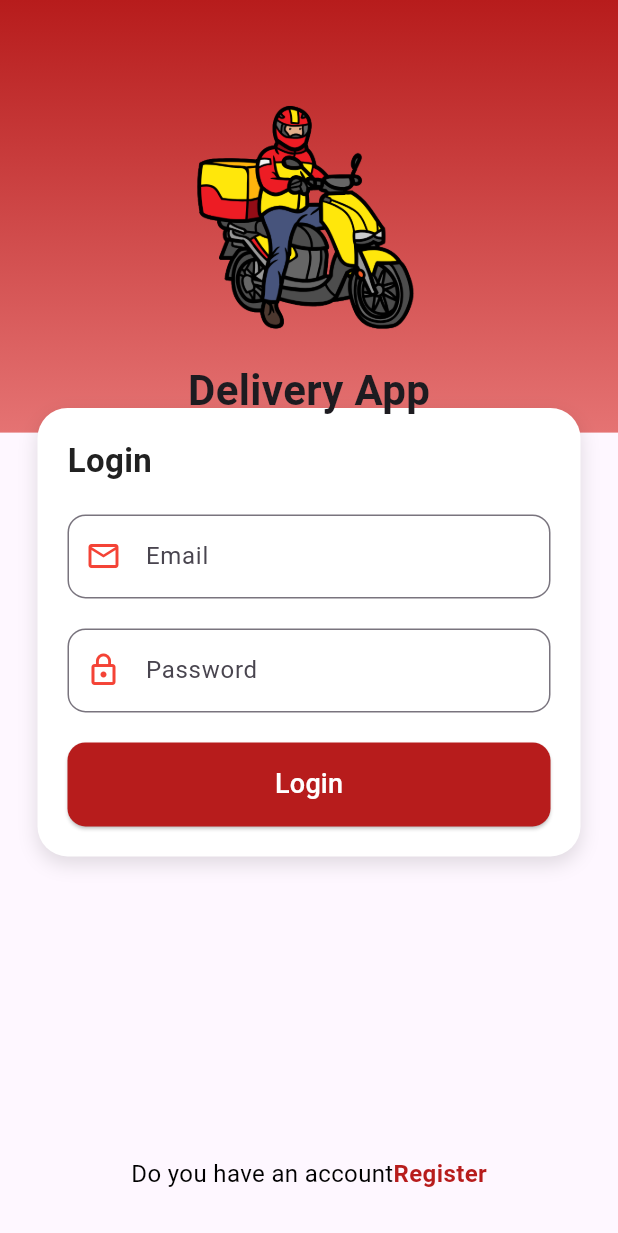
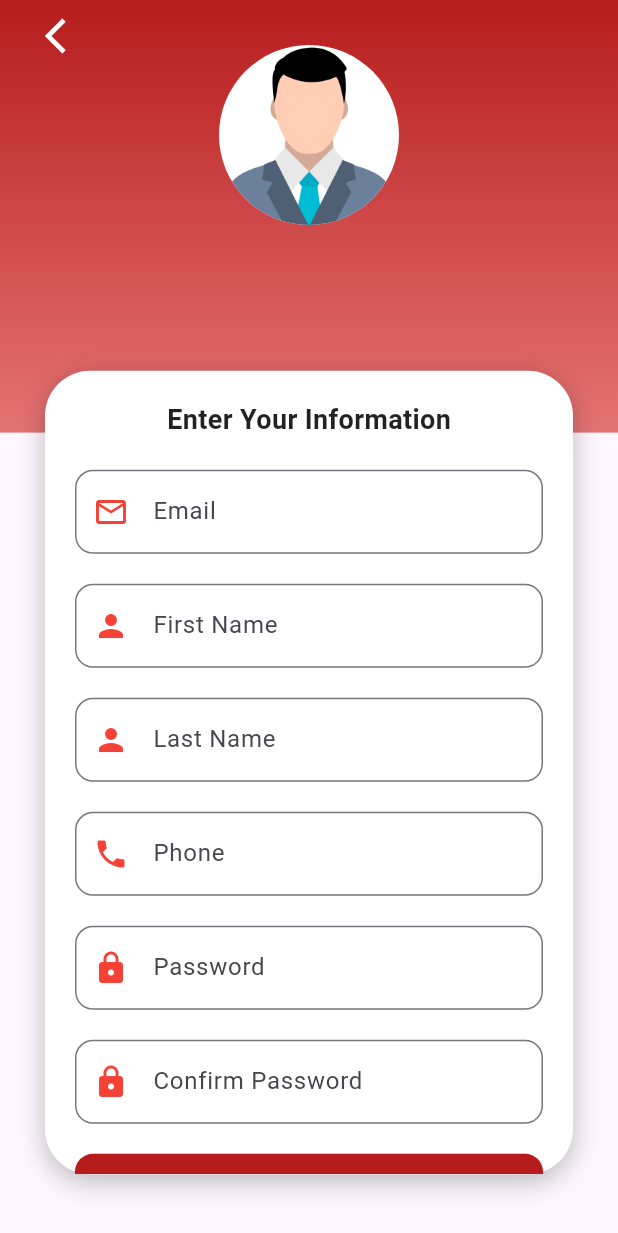
Before and after one commit to Yusfdemir/delivery_app_mobil, a Flutter app: the screen it shows after launch, on a phone screen of 412 x 824 dp. Shown: the top 1233 px of the screen. Run offline on Flutter 3.47's test engine with Material 3 defaults, Android fonts, the phone set to English and light mode, and no system bars; our stand-ins replace get.

Commit message:
register page uı completed

```diff
--- a/lib/main.dart
+++ b/lib/main.dart
@@ -1,4 +1,5 @@
 import 'package:delivery_app_mobil/src/pages/login/login.dart';
+import 'package:delivery_app_mobil/src/pages/register/register.dart';
 import 'package:flutter/material.dart';
 import 'package:get/get.dart';
 
@@ -17,7 +18,7 @@ class MyApp extends StatelessWidget {
       debugShowCheckedModeBanner: false,
       initialRoute: "/",
       getPages: [
-        GetPage(name: "/", page: ()=> LoginPage()),
+        GetPage(name: "/", page: ()=> RegisterPage()),
       ],
     );
   }
--- a/lib/src/pages/login/login.dart
+++ b/lib/src/pages/login/login.dart
@@ -6,6 +6,7 @@ class LoginPage extends StatelessWidget {
   @override
   Widget build(BuildContext context) {
     return Scaffold(
+      resizeToAvoidBottomInset: false,
       body: Stack(
         children: [
           _backgroundCover(context),
--- /dev/null
+++ b/lib/src/pages/register/register.dart
@@ -0,0 +1,123 @@
+import 'package:delivery_app_mobil/src/widgets/customTextField.dart';
+import 'package:flutter/material.dart';
+
+class RegisterPage extends StatelessWidget {
+  const RegisterPage({super.key});
+
+  @override
+  Widget build(BuildContext context) {
+    return Scaffold(
+      resizeToAvoidBottomInset: false,
+      body: Stack(
+        children: [
+          _backgroundCover(context),
+          _buttonBack(),
+          _ImageUser(context,),
+          _boxForm(context)
+        ],
+      ),
+    );
+  }
+
+  Widget _backgroundCover(BuildContext context) {
+    return Container(
+      width: double.infinity,
+      height: MediaQuery.of(context).size.height * 0.35,
+      decoration: BoxDecoration(
+        gradient: LinearGradient(colors: [Colors.red.shade900,Colors.red.shade300],
+        begin: Alignment.topCenter,
+        end: Alignment.bottomCenter
+        )
+      ),
+    );
+  }
+
+  Widget _buttonBack(){
+    return SafeArea(
+      child: Container(
+        margin: EdgeInsets.only(left: 20),
+        child: IconButton(
+          onPressed: (){},
+          icon: Icon(Icons.arrow_back_ios,color: Colors.white,size: 28,)
+        ),
+      )
+    );
+  }
+
+  Widget _ImageUser(BuildContext context){
+    return SafeArea(
+      child:Container(
+        margin: EdgeInsets.only(top: 30),
+        alignment: Alignment.topCenter,
+        child: GestureDetector(
+          onTap: (){},
+          child: CircleAvatar(
+            backgroundImage: AssetImage('assets/img/profile.png'),
+            radius: 60,
+            backgroundColor: Colors.white,
+          ),
+        ),
+      )
+    );
+  }
+
+  Widget _boxForm(BuildContext context){
+    return Container(
+      height: MediaQuery.of(context).size.height * 0.65,
+      margin: EdgeInsets.only(top:MediaQuery.of(context).size.height * 0.3,left: 30,right: 30 ),
+      decoration: BoxDecoration(
+        color: Colors.white,
+        borderRadius: BorderRadius.circular(30),
+        boxShadow: [BoxShadow(color: Colors.black26,blurRadius: 15,offset: Offset(0,5))],
+      ),
+      child: SingleChildScrollView(
+        padding: EdgeInsets.all(20),
+        child: Column(
+          crossAxisAlignment: CrossAxisAlignment.start,
+          children: [
+            _textYourInfo(),
+            const SizedBox(height: 20,),
+            CustomTextField(hintText: "Email", icon: Icons.email_outlined, iconColor: Colors.red),
+            const SizedBox(height: 20,),
+            CustomTextField(hintText: "First Name", icon: Icons.person, iconColor: Colors.red),
+            const SizedBox(height: 20,),
+            CustomTextField(hintText: "Last Name", icon: Icons.person, iconColor: Colors.red),
+            const SizedBox(height: 20,),
+            CustomTextField(hintText: "Phone", icon: Icons.phone, iconColor: Colors.red),
+            const SizedBox(height: 20,),
+            CustomTextField(hintText: "Password", icon: Icons.lock, iconColor: Colors.red,isPassword: true,),
+            const SizedBox(height: 20,),
+            CustomTextField(hintText: "Confirm Password", icon: Icons.lock, iconColor: Colors.red,isPassword: true,),
+            const SizedBox(height: 20,),
+            _registerButton(context)
+          ],
+        ),
+      ),
+    );
+  }
+
+  Widget _textYourInfo(){
+    return Center(
+      child: Text("Enter Your Information",style: TextStyle(fontSize: 18,fontWeight: FontWeight.bold,color: Colors.black87),),
+    );
+  }
+
+  Widget _registerButton(BuildContext context){
+    return SizedBox(
+      width: double.infinity,
+      child: ElevatedButton(
+        onPressed: (){
+
+        },
+        style: ElevatedButton.styleFrom(
+          padding: EdgeInsets.symmetric(vertical: 15,),
+          backgroundColor: Colors.red.shade900,
+          shape: RoundedRectangleBorder(
+            borderRadius: BorderRadius.circular(12)
+          )
+        ),
+        child: Text("Register",style: TextStyle(color: Colors.white,fontSize: 18),)
+      ),
+    );
+  }
+}
--- /dev/null
+++ b/lib/src/widgets/customTextField.dart
@@ -0,0 +1,32 @@
+import 'package:flutter/material.dart';
+
+class CustomTextField extends StatelessWidget {
+  final String hintText;
+  final IconData icon;
+  final Color iconColor;
+  final bool isPassword;
+
+  const CustomTextField({
+    Key? key,
+    required this.hintText,
+    required this.icon,
+    required this.iconColor,
+    this.isPassword = false,
+    }) : super(key:key);
+
+  @override
+  Widget build(BuildContext context) {
+    return TextField(
+      keyboardType: isPassword ? TextInputType.visiblePassword : TextInputType.text,
+      obscureText: isPassword,
+      decoration: InputDecoration(
+        prefixIcon: Icon(icon,color: iconColor,),
+        labelText: hintText,
+        border: OutlineInputBorder(
+          borderRadius: BorderRadius.circular(12),
+          borderSide: BorderSide(color: Colors.red),
+        )
+      ),
+    );
+  }
+}
```
